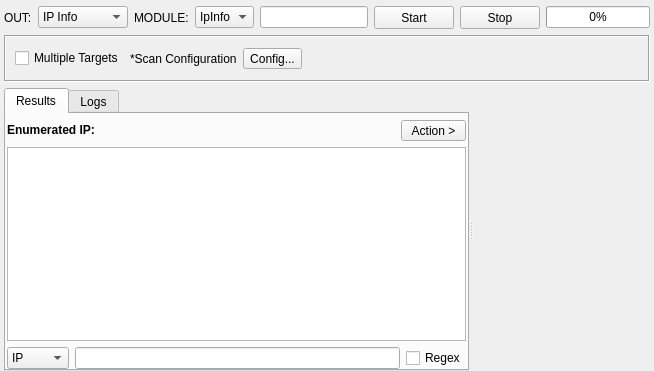
Qt form sub3suite/src/enums/ip/IpEnum.ui (3nock/OTE) before a commit.
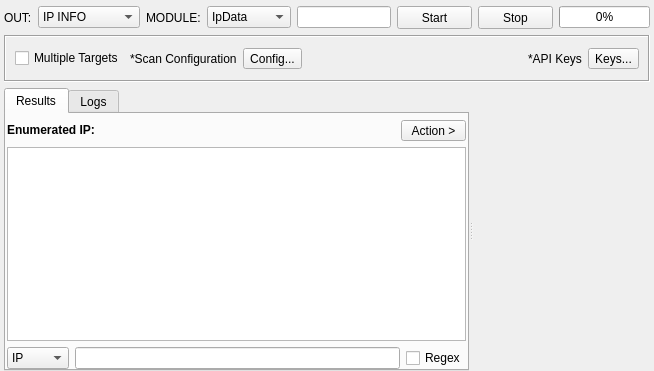
The same form after that commit. Custom widgets are drawn as their Qt base class.

The edit to the form file:
```diff
--- a/sub3suite/src/enums/ip/IpEnum.ui
+++ b/sub3suite/src/enums/ip/IpEnum.ui
@@ -45,12 +45,12 @@
        </property>
        <item>
         <property name="text">
-         <string>IP Info</string>
+         <string>IP INFO</string>
         </property>
        </item>
        <item>
         <property name="text">
-         <string>Reverse IP</string>
+         <string>REVERSE IP</string>
         </property>
        </item>
       </widget>
@@ -70,6 +70,16 @@
          <height>0</height>
         </size>
        </property>
+       <item>
+        <property name="text">
+         <string>IpData</string>
+        </property>
+       </item>
+       <item>
+        <property name="text">
+         <string>IpRegistry</string>
+        </property>
+       </item>
        <item>
         <property name="text">
          <string>IpInfo</string>
@@ -141,12 +151,6 @@
       <enum>QFrame::Sunken</enum>
      </property>
      <layout class="QHBoxLayout" name="horizontalLayout_2">
-      <property name="leftMargin">
-       <number>9</number>
-      </property>
-      <property name="rightMargin">
-       <number>9</number>
-      </property>
       <item>
        <widget class="QCheckBox" name="checkBoxMultipleTargets">
         <property name="text">
@@ -181,6 +185,20 @@
         </property>
        </spacer>
       </item>
+      <item>
+       <widget class="QLabel" name="label_17">
+        <property name="text">
+         <string>*API Keys</string>
+        </property>
+       </widget>
+      </item>
+      <item>
+       <widget class="QToolButton" name="buttoApiKeys">
+        <property name="text">
+         <string>Keys...</string>
+        </property>
+       </widget>
+      </item>
      </layout>
     </widget>
    </item>
```
